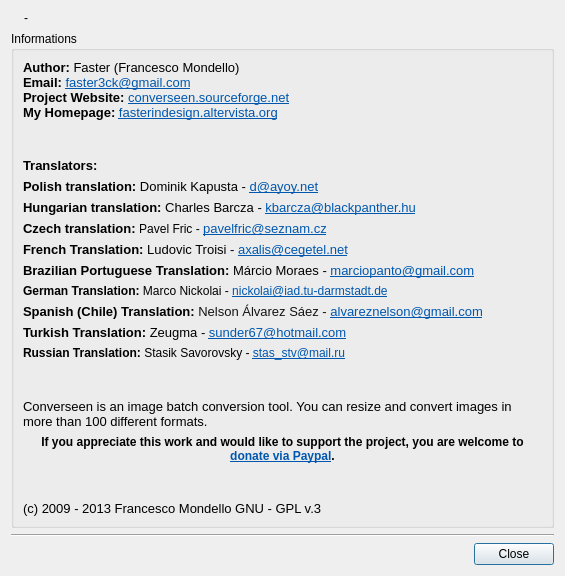
This is ui/dialoginfo.ui in Faster3ck/Converseen as Qt 5 draws it before an edit. The edited form follows.
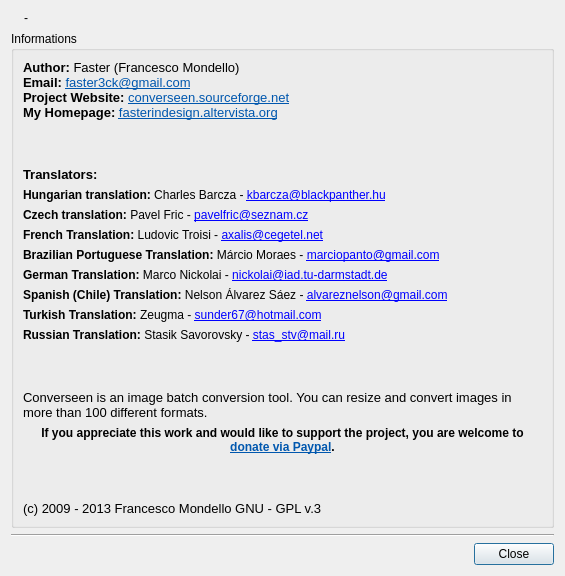
This is the edited form. Icons and pictures are not drawn.

Patch:
```diff
--- a/ui/dialoginfo.ui
+++ b/ui/dialoginfo.ui
@@ -88,58 +88,32 @@
         </property>
        </widget>
       </item>
-      <item>
-       <widget class="QLabel" name="label_7">
-        <property name="text">
-         <string>&lt;!DOCTYPE HTML PUBLIC &quot;-//W3C//DTD HTML 4.0//EN&quot; &quot;http://www.w3.org/TR/REC-html40/strict.dtd&quot;&gt;
-&lt;html&gt;&lt;head&gt;&lt;meta name=&quot;qrichtext&quot; content=&quot;1&quot; /&gt;&lt;style type=&quot;text/css&quot;&gt;
-p, li { white-space: pre-wrap; }
-&lt;/style&gt;&lt;/head&gt;&lt;body style=&quot; font-family:'Sans Serif'; font-size:10pt; font-weight:400; font-style:normal;&quot;&gt;
-&lt;p style=&quot; margin-top:0px; margin-bottom:0px; margin-left:0px; margin-right:0px; -qt-block-indent:0; text-indent:0px;&quot;&gt;&lt;span style=&quot; font-weight:600;&quot;&gt;Polish translation:&lt;/span&gt; Dominik Kapusta - &lt;a href=&quot;mailto:d@ayoy.net&quot;&gt;&lt;span style=&quot; text-decoration: underline; color:#0057ae;&quot;&gt;d@ayoy.net&lt;/span&gt;&lt;/a&gt;&lt;/p&gt;&lt;/body&gt;&lt;/html&gt;</string>
-        </property>
-       </widget>
-      </item>
       <item>
        <widget class="QLabel" name="label_8">
         <property name="text">
-         <string>&lt;!DOCTYPE HTML PUBLIC &quot;-//W3C//DTD HTML 4.0//EN&quot; &quot;http://www.w3.org/TR/REC-html40/strict.dtd&quot;&gt;
-&lt;html&gt;&lt;head&gt;&lt;meta name=&quot;qrichtext&quot; content=&quot;1&quot; /&gt;&lt;style type=&quot;text/css&quot;&gt;
-p, li { white-space: pre-wrap; }
-&lt;/style&gt;&lt;/head&gt;&lt;body style=&quot; font-family:'Sans Serif'; font-size:10pt; font-weight:400; font-style:normal;&quot;&gt;
-&lt;p style=&quot; margin-top:0px; margin-bottom:0px; margin-left:0px; margin-right:0px; -qt-block-indent:0; text-indent:0px;&quot;&gt;&lt;span style=&quot; font-weight:600;&quot;&gt;Hungarian translation: &lt;/span&gt;Charles Barcza - &lt;a href=&quot;mailto:kbarcza@blackpanther.hu&quot;&gt;&lt;span style=&quot; text-decoration: underline; color:#0057ae;&quot;&gt;kbarcza@blackpanther.hu&lt;/span&gt;&lt;/a&gt;&lt;/p&gt;&lt;/body&gt;&lt;/html&gt;</string>
+         <string>&lt;strong&gt;Hungarian translation: &lt;/strong&gt;Charles Barcza - &lt;a href=&quot;mailto:kbarcza@blackpanther.hu&quot;&gt;kbarcza@blackpanther.hu&lt;/a&gt;</string>
         </property>
        </widget>
       </item>
       <item>
        <widget class="QLabel" name="label_9">
         <property name="text">
-         <string>&lt;!DOCTYPE HTML PUBLIC &quot;-//W3C//DTD HTML 4.0//EN&quot; &quot;http://www.w3.org/TR/REC-html40/strict.dtd&quot;&gt;
-&lt;html&gt;&lt;head&gt;&lt;meta name=&quot;qrichtext&quot; content=&quot;1&quot; /&gt;&lt;style type=&quot;text/css&quot;&gt;
-p, li { white-space: pre-wrap; }
-&lt;/style&gt;&lt;/head&gt;&lt;body style=&quot; font-family:'Sans Serif'; font-size:9pt; font-weight:400; font-style:normal;&quot;&gt;
-&lt;p style=&quot; margin-top:0px; margin-bottom:0px; margin-left:0px; margin-right:0px; -qt-block-indent:0; text-indent:0px;&quot;&gt;&lt;span style=&quot; font-size:10pt; font-weight:600;&quot;&gt;Czech translation: &lt;/span&gt;Pavel Fric - &lt;a href=&quot;mailto:pavelfric@seznam.cz&quot;&gt;&lt;span style=&quot; font-size:10pt; text-decoration: underline; color:#0057ae;&quot;&gt;pavelfric@seznam.cz&lt;/span&gt;&lt;/a&gt;&lt;/p&gt;&lt;/body&gt;&lt;/html&gt;</string>
+         <string>&lt;strong&gt;Czech translation: &lt;/strong&gt;Pavel Fric - &lt;a href=&quot;mailto:pavelfric@seznam.cz&quot;&gt;pavelfric@seznam.cz&lt;/a&gt;</string>
         </property>
        </widget>
       </item>
       <item>
        <widget class="QLabel" name="label_10">
         <property name="text">
-         <string>&lt;!DOCTYPE HTML PUBLIC &quot;-//W3C//DTD HTML 4.0//EN&quot; &quot;http://www.w3.org/TR/REC-html40/strict.dtd&quot;&gt;
-&lt;html&gt;&lt;head&gt;&lt;meta name=&quot;qrichtext&quot; content=&quot;1&quot; /&gt;&lt;style type=&quot;text/css&quot;&gt;
-p, li { white-space: pre-wrap; }
-&lt;/style&gt;&lt;/head&gt;&lt;body style=&quot; font-family:'Sans Serif'; font-size:10pt; font-weight:400; font-style:normal;&quot;&gt;
-&lt;p style=&quot; margin-top:0px; margin-bottom:0px; margin-left:0px; margin-right:0px; -qt-block-indent:0; text-indent:0px;&quot;&gt;&lt;span style=&quot; font-weight:600;&quot;&gt;French Translation:&lt;/span&gt; Ludovic Troisi - &lt;a href=&quot;mailto:axalis@cegetel.net&quot;&gt;&lt;span style=&quot; text-decoration: underline; color:#0057ae;&quot;&gt;axalis@cegetel.net&lt;/span&gt;&lt;/a&gt;&lt;/p&gt;&lt;/body&gt;&lt;/html&gt;</string>
+         <string>&lt;strong&gt;French Translation: &lt;/strong&gt;Ludovic Troisi - &lt;a href=&quot;mailto:axalis@cegetel.net&quot;&gt;axalis@cegetel.net&lt;/a&gt;
+</string>
         </property>
        </widget>
       </item>
       <item>
        <widget class="QLabel" name="label_11">
         <property name="text">
-         <string>&lt;!DOCTYPE HTML PUBLIC &quot;-//W3C//DTD HTML 4.0//EN&quot; &quot;http://www.w3.org/TR/REC-html40/strict.dtd&quot;&gt;
-&lt;html&gt;&lt;head&gt;&lt;meta name=&quot;qrichtext&quot; content=&quot;1&quot; /&gt;&lt;style type=&quot;text/css&quot;&gt;
-p, li { white-space: pre-wrap; }
-&lt;/style&gt;&lt;/head&gt;&lt;body style=&quot; font-family:'Sans Serif'; font-size:10pt; font-weight:400; font-style:normal;&quot;&gt;
-&lt;p style=&quot; margin-top:0px; margin-bottom:0px; margin-left:0px; margin-right:0px; -qt-block-indent:0; text-indent:0px;&quot;&gt;&lt;span style=&quot; font-weight:600;&quot;&gt;Brazilian Portuguese Translation:&lt;/span&gt; Márcio Moraes - &lt;a href=&quot;mailto:marciopanto@gmail.com&quot;&gt;&lt;span style=&quot; text-decoration: underline; color:#0057ae;&quot;&gt;marciopanto@gmail.com&lt;/span&gt;&lt;/a&gt;&lt;/p&gt;&lt;/body&gt;&lt;/html&gt;</string>
+         <string>&lt;strong&gt;Brazilian Portuguese Translation: &lt;/strong&gt;Márcio Moraes - &lt;a href=&quot;mailto:marciopanto@gmail.com&quot;&gt;marciopanto@gmail.com&lt;/a&gt;</string>
         </property>
         <property name="openExternalLinks">
          <bool>true</bool>
@@ -149,40 +123,30 @@
       <item>
        <widget class="QLabel" name="label_12">
         <property name="text">
-         <string>&lt;!DOCTYPE HTML PUBLIC &quot;-//W3C//DTD HTML 4.0//EN&quot; &quot;http://www.w3.org/TR/REC-html40/strict.dtd&quot;&gt;
-&lt;html&gt;&lt;head&gt;&lt;meta name=&quot;qrichtext&quot; content=&quot;1&quot; /&gt;&lt;style type=&quot;text/css&quot;&gt;
-p, li { white-space: pre-wrap; }
-&lt;/style&gt;&lt;/head&gt;&lt;body style=&quot; font-family:'Sans Serif'; font-size:9pt; font-weight:400; font-style:normal;&quot;&gt;
-&lt;p style=&quot; margin-top:0px; margin-bottom:0px; margin-left:0px; margin-right:0px; -qt-block-indent:0; text-indent:0px;&quot;&gt;&lt;span style=&quot; font-weight:600;&quot;&gt;German Translation:&lt;/span&gt; Marco Nickolai - &lt;a href=&quot;mailto:nickolai@iad.tu-darmstadt.de&quot;&gt;&lt;span style=&quot; text-decoration: underline; color:#0057ae;&quot;&gt;nickolai@iad.tu-darmstadt.de&lt;/span&gt;&lt;/a&gt;&lt;/p&gt;&lt;/body&gt;&lt;/html&gt;</string>
+         <string>&lt;strong&gt;German Translation: &lt;/strong&gt;Marco Nickolai - &lt;a href=&quot;mailto:nickolai@iad.tu-darmstadt.de&quot;&gt;nickolai@iad.tu-darmstadt.de&lt;/a&gt;</string>
         </property>
        </widget>
       </item>
       <item>
        <widget class="QLabel" name="label_13">
         <property name="text">
-         <string>&lt;!DOCTYPE HTML PUBLIC &quot;-//W3C//DTD HTML 4.0//EN&quot; &quot;http://www.w3.org/TR/REC-html40/strict.dtd&quot;&gt;
-&lt;html&gt;&lt;head&gt;&lt;meta name=&quot;qrichtext&quot; content=&quot;1&quot; /&gt;&lt;style type=&quot;text/css&quot;&gt;
-p, li { white-space: pre-wrap; }
-&lt;/style&gt;&lt;/head&gt;&lt;body style=&quot; font-family:'Sans Serif'; font-size:10pt; font-weight:400; font-style:normal;&quot;&gt;
-&lt;p style=&quot; margin-top:0px; margin-bottom:0px; margin-left:0px; margin-right:0px; -qt-block-indent:0; text-indent:0px;&quot;&gt;&lt;span style=&quot; font-weight:600;&quot;&gt;Spanish (Chile) Translation:&lt;/span&gt; &lt;span style=&quot; color:#141312;&quot;&gt;Nelson Álvarez Sáez - &lt;/span&gt;&lt;a href=&quot;mailto:alvareznelson@gmail.com&quot;&gt;&lt;span style=&quot; text-decoration: underline; color:#0057ae;&quot;&gt;alvareznelson@gmail.com&lt;/span&gt;&lt;/a&gt;&lt;/p&gt;&lt;/body&gt;&lt;/html&gt;</string>
+         <string>&lt;strong&gt;Spanish (Chile) Translation: &lt;/strong&gt;Nelson Álvarez Sáez - &lt;a href=&quot;mailto:alvareznelson@gmail.com&quot;&gt;alvareznelson@gmail.com&lt;/a&gt;
+</string>
         </property>
        </widget>
       </item>
       <item>
        <widget class="QLabel" name="label_14">
         <property name="text">
-         <string>&lt;!DOCTYPE HTML PUBLIC &quot;-//W3C//DTD HTML 4.0//EN&quot; &quot;http://www.w3.org/TR/REC-html40/strict.dtd&quot;&gt;
-&lt;html&gt;&lt;head&gt;&lt;meta name=&quot;qrichtext&quot; content=&quot;1&quot; /&gt;&lt;style type=&quot;text/css&quot;&gt;
-p, li { white-space: pre-wrap; }
-&lt;/style&gt;&lt;/head&gt;&lt;body style=&quot; font-family:'MS Shell Dlg 2'; font-size:8.25pt; font-weight:400; font-style:normal;&quot;&gt;
-&lt;p style=&quot; margin-top:12px; margin-bottom:12px; margin-left:0px; margin-right:0px; -qt-block-indent:0; text-indent:0px;&quot;&gt;&lt;span style=&quot; font-size:10pt; font-weight:600;&quot;&gt;Turkish Translation: &lt;/span&gt;&lt;span style=&quot; font-size:10pt;&quot;&gt;Zeugma - &lt;/span&gt;&lt;a href=&quot;mailto:sunder67@hotmail.com&quot;&gt;&lt;span style=&quot; font-size:10pt; text-decoration: underline; color:#0057ae;&quot;&gt;sunder67@hotmail.com&lt;/span&gt;&lt;/a&gt;&lt;/p&gt;&lt;/body&gt;&lt;/html&gt;</string>
+         <string>&lt;strong&gt;Turkish Translation: &lt;/strong&gt;Zeugma - &lt;a href=&quot;mailto:sunder67@hotmail.com&quot;&gt;sunder67@hotmail.com&lt;/a&gt;
+</string>
         </property>
        </widget>
       </item>
       <item>
        <widget class="QLabel" name="label_4">
         <property name="text">
-         <string>&lt;html&gt;&lt;head/&gt;&lt;body&gt;&lt;p&gt;&lt;span style=&quot; font-weight:600;&quot;&gt;Russian Translation:&lt;/span&gt; Stasik Savorovsky - &lt;a href=&quot;mailto:stas_stv@mail.ru&quot;&gt;&lt;span style=&quot; text-decoration: underline; color:#0057ae;&quot;&gt;stas_stv@mail.ru&lt;/span&gt;&lt;/a&gt;&lt;/p&gt;&lt;/body&gt;&lt;/html&gt;</string>
+         <string>&lt;strong&gt;Russian Translation: &lt;/strong&gt;Stasik Savorovsky - &lt;a href=&quot;mailto:stas_stv@mail.ru&quot;&gt;stas_stv@mail.ru&lt;/a&gt;</string>
         </property>
        </widget>
       </item>
```
